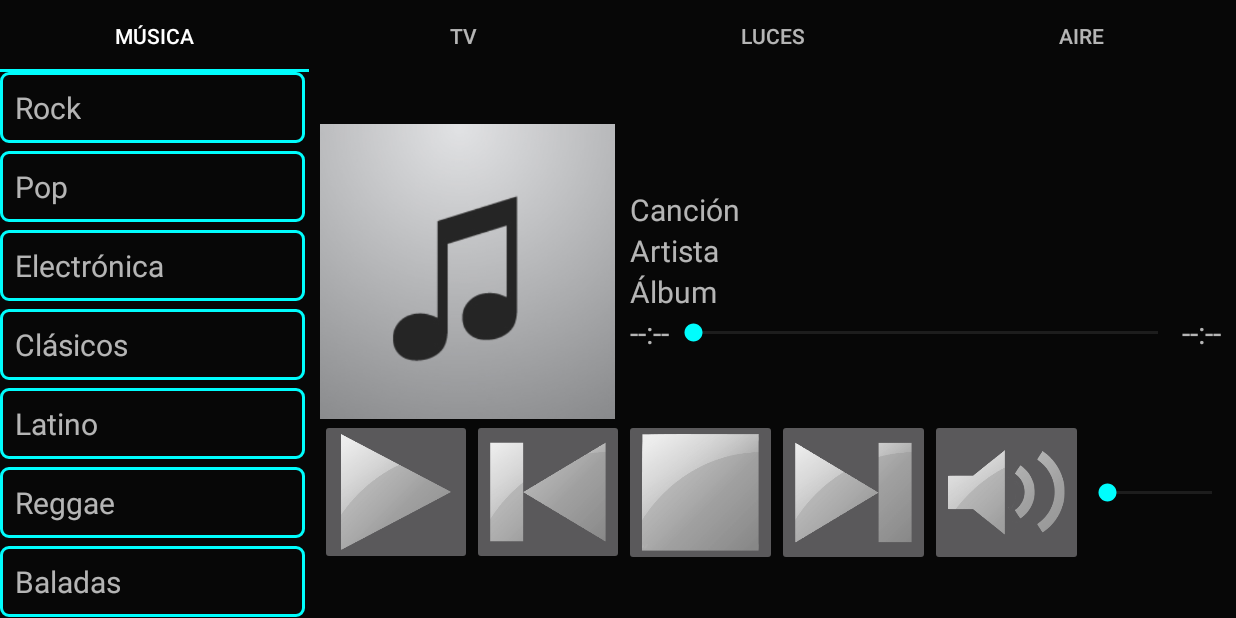
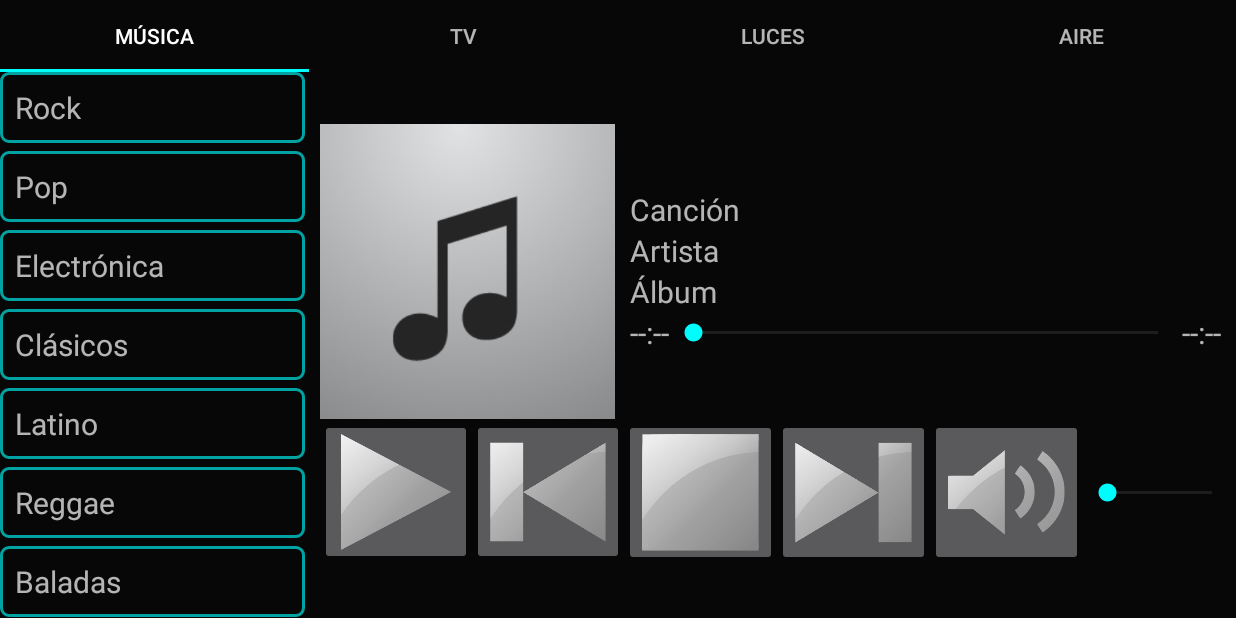
Before and after one commit to stupidusername/M3C, an Android app: the screen it shows after launch (MainActivity), on a phone screen of 824 x 412 dp (held sideways). Run offline under Robolectric (Android 15) with nearby library versions, the phone set to English and light mode, and no system bars.

Commit message:
changed music listview style

```diff
--- a/app/src/main/java/bei/m3c/activities/MainActivity.java
+++ b/app/src/main/java/bei/m3c/activities/MainActivity.java
@@ -7,6 +7,7 @@ import bei.m3c.fragments.ACFragment;
 import bei.m3c.fragments.LightsFragment;
 import bei.m3c.fragments.MusicFragment;
 import bei.m3c.fragments.TVFragment;
+import bei.m3c.helpers.ThemeHelper;
 
 import android.support.design.widget.TabLayout;
 import android.support.v4.app.Fragment;
@@ -20,8 +21,6 @@ import java.util.List;
 
 public class MainActivity extends AppCompatActivity {
 
-    public static final int COLOR_ACCENT = 0xFF00FDFD;
-
     private TabLayout tabLayout;
     private ViewPager viewPager;
 
@@ -34,7 +33,7 @@ public class MainActivity extends AppCompatActivity {
         setupViewPager(viewPager);
 
         tabLayout = (TabLayout) findViewById(R.id.tab_layout);
-        tabLayout.setSelectedTabIndicatorColor(COLOR_ACCENT);
+        tabLayout.setSelectedTabIndicatorColor(ThemeHelper.getAccentColor());
         tabLayout.setupWithViewPager(viewPager);
     }
 
--- a/app/src/main/java/bei/m3c/adapters/RadioAdapter.java
+++ b/app/src/main/java/bei/m3c/adapters/RadioAdapter.java
@@ -2,9 +2,9 @@ package bei.m3c.adapters;
 
 import android.content.Context;
 import android.content.res.Resources;
-import android.graphics.drawable.ColorDrawable;
 import android.graphics.drawable.GradientDrawable;
 import android.graphics.drawable.StateListDrawable;
+import android.util.Log;
 import android.util.TypedValue;
 import android.view.LayoutInflater;
 import android.view.View;
@@ -15,14 +15,15 @@ import android.widget.TextView;
 import java.util.List;
 
 import bei.m3c.R;
-import bei.m3c.activities.MainActivity;
+import bei.m3c.helpers.ThemeHelper;
 import bei.m3c.models.Radio;
 
 public class RadioAdapter extends ArrayAdapter<Radio> {
 
-    public RadioAdapter(Context context, int textViewResourceId) {
-        super(context, textViewResourceId);
-    }
+    public static final int ROW_CORNER_RADIUS_DIP = 5;
+    public static final int ROW_STROKE_WIDTH_DIP = 2;
+
+    private TextView textView;
 
     public RadioAdapter(Context context, int resource, List<Radio> items) {
         super(context, resource, items);
@@ -37,14 +38,21 @@ public class RadioAdapter extends ArrayAdapter<Radio> {
             LayoutInflater vi;
             vi = LayoutInflater.from(getContext());
             v = vi.inflate(R.layout.listview_row, null);
+
+            // Set adapter list background according to theme color
+            Resources resources = getContext().getResources();
+            float cornerRadius = TypedValue.applyDimension(TypedValue.COMPLEX_UNIT_DIP, ROW_CORNER_RADIUS_DIP, resources.getDisplayMetrics());
+            int strokeWidth = Math.round(TypedValue.applyDimension(TypedValue.COMPLEX_UNIT_DIP, ROW_STROKE_WIDTH_DIP, resources.getDisplayMetrics()));
             GradientDrawable shape = new GradientDrawable();
-            Resources r = getContext().getResources();
-            float px = TypedValue.applyDimension(TypedValue.COMPLEX_UNIT_DIP, 5, r.getDisplayMetrics());
-            shape.setCornerRadius(px);
-            px = TypedValue.applyDimension(TypedValue.COMPLEX_UNIT_DIP, 2, r.getDisplayMetrics());
-            shape.setStroke(Math.round(px), MainActivity.COLOR_ACCENT);
+            shape.setCornerRadius(cornerRadius);
+            shape.setStroke(strokeWidth, ThemeHelper.getDarkAccentColor());
+            GradientDrawable activatedShape = new GradientDrawable();
+            activatedShape.setCornerRadius(cornerRadius);
+            activatedShape.setColor(ThemeHelper.getDarkAccentColor());
+            activatedShape.setStroke(strokeWidth, ThemeHelper.getAccentColor());
             StateListDrawable stateList = new StateListDrawable();
-            stateList.addState(new int[]{android.R.attr.state_pressed}, shape);
+            stateList.addState(new int[]{android.R.attr.state_pressed}, activatedShape);
+            stateList.addState(new int[]{android.R.attr.state_activated}, activatedShape);
             stateList.addState(new int[]{}, shape);
             v.setBackground(stateList);
         }
@@ -52,7 +60,7 @@ public class RadioAdapter extends ArrayAdapter<Radio> {
         Radio p = getItem(position);
 
         if (p != null) {
-            TextView textView = (TextView) v.findViewById(R.id.listview_row_text);
+            textView = (TextView) v.findViewById(R.id.listview_row_text);
 
             if (textView != null) {
                 textView.setText(p.title);
--- a/app/src/main/java/bei/m3c/fragments/MusicFragment.java
+++ b/app/src/main/java/bei/m3c/fragments/MusicFragment.java
@@ -12,8 +12,8 @@ import android.widget.SeekBar;
 import java.util.ArrayList;
 
 import bei.m3c.R;
-import bei.m3c.activities.MainActivity;
 import bei.m3c.adapters.RadioAdapter;
+import bei.m3c.helpers.ThemeHelper;
 import bei.m3c.models.Radio;
 
 /**
@@ -56,10 +56,11 @@ public class MusicFragment extends Fragment {
         radios.add(new Radio(1, "90s"));
         RadioAdapter adapter = new RadioAdapter(getContext(), R.layout.listview_row, radios);
         radiosListView.setAdapter(adapter);
+        radiosListView.setChoiceMode(ListView.CHOICE_MODE_SINGLE);
 
-        timeSeekbar.setProgressTintList(ColorStateList.valueOf(MainActivity.COLOR_ACCENT));
-        timeSeekbar.setThumbTintList(ColorStateList.valueOf(MainActivity.COLOR_ACCENT));
-        volumeSeekbar.setProgressTintList(ColorStateList.valueOf(MainActivity.COLOR_ACCENT));
-        volumeSeekbar.setThumbTintList(ColorStateList.valueOf(MainActivity.COLOR_ACCENT));
+        timeSeekbar.setProgressTintList(ColorStateList.valueOf(ThemeHelper.getAccentColor()));
+        timeSeekbar.setThumbTintList(ColorStateList.valueOf(ThemeHelper.getAccentColor()));
+        volumeSeekbar.setProgressTintList(ColorStateList.valueOf(ThemeHelper.getAccentColor()));
+        volumeSeekbar.setThumbTintList(ColorStateList.valueOf(ThemeHelper.getAccentColor()));
     }
 }
--- /dev/null
+++ b/app/src/main/java/bei/m3c/helpers/ThemeHelper.java
@@ -0,0 +1,36 @@
+package bei.m3c.helpers;
+
+import android.animation.ArgbEvaluator;
+import android.graphics.Color;
+
+/**
+ * Contains the methods to obtain color values based on the chosen theme color
+ */
+public final class ThemeHelper {
+
+    public static final int COLOR_ACCENT = 0xFF00FDFD;
+
+    /**
+     * the fraction from the accent color to black
+     */
+    public static final float DARK_ACCENT_FACTOR = 0.625f;
+
+    /**
+     * @return main accent color
+     */
+    public static int getAccentColor() {
+        return COLOR_ACCENT;
+    }
+
+    /**
+     * Calculates and returns a color that sits between the accent color and black
+     *
+     * @return dark accent color
+     */
+    public static int getDarkAccentColor() {
+        ArgbEvaluator evaluator = new ArgbEvaluator();
+        int darkAccentColor = (int) evaluator.evaluate(DARK_ACCENT_FACTOR, COLOR_ACCENT, Color.BLACK);
+        return darkAccentColor;
+    }
+
+}
--- a/app/src/main/res/drawable/selector_rounded.xml
+++ /dev/null
@@ -1,5 +0,0 @@
-<?xml version="1.0" encoding="utf-8"?>
-<selector xmlns:android="http://schemas.android.com/apk/res/android">
-    <item android:drawable="@drawable/shape_rounded" android:state_selected="true" />
-    <item android:drawable="@drawable/shape_rounded" />
-</selector>
--- a/app/src/main/res/drawable/shape_rounded.xml
+++ /dev/null
@@ -1,5 +0,0 @@
-<?xml version="1.0" encoding="UTF-8"?>
-<shape xmlns:android="http://schemas.android.com/apk/res/android">
-    <corners android:radius="5dp" />
-    <stroke android:color="@color/default_accent_color_dark" android:width="2dp"/>
-</shape>
--- a/app/src/main/res/layout/listview_row.xml
+++ b/app/src/main/res/layout/listview_row.xml
@@ -2,7 +2,6 @@
 <LinearLayout xmlns:android="http://schemas.android.com/apk/res/android"
     android:layout_width="match_parent"
     android:layout_height="wrap_content"
-    android:background="@drawable/selector_rounded"
     android:padding="10dp">
 
     <TextView
--- a/app/src/main/res/values/colors.xml
+++ b/app/src/main/res/values/colors.xml
@@ -2,5 +2,4 @@
 <resources>
     <color name="gray_dark">#070707</color>
     <color name="default_accent_color">#00FDFD</color>
-    <color name="default_accent_color_dark">#007F7F</color>
 </resources>
```
